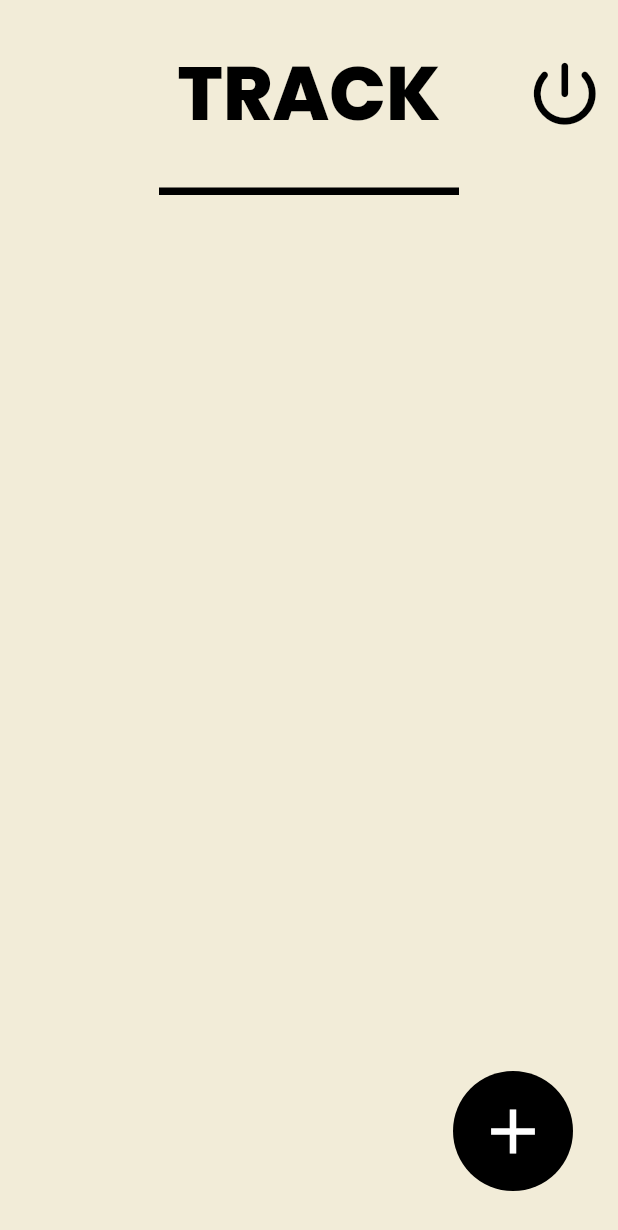
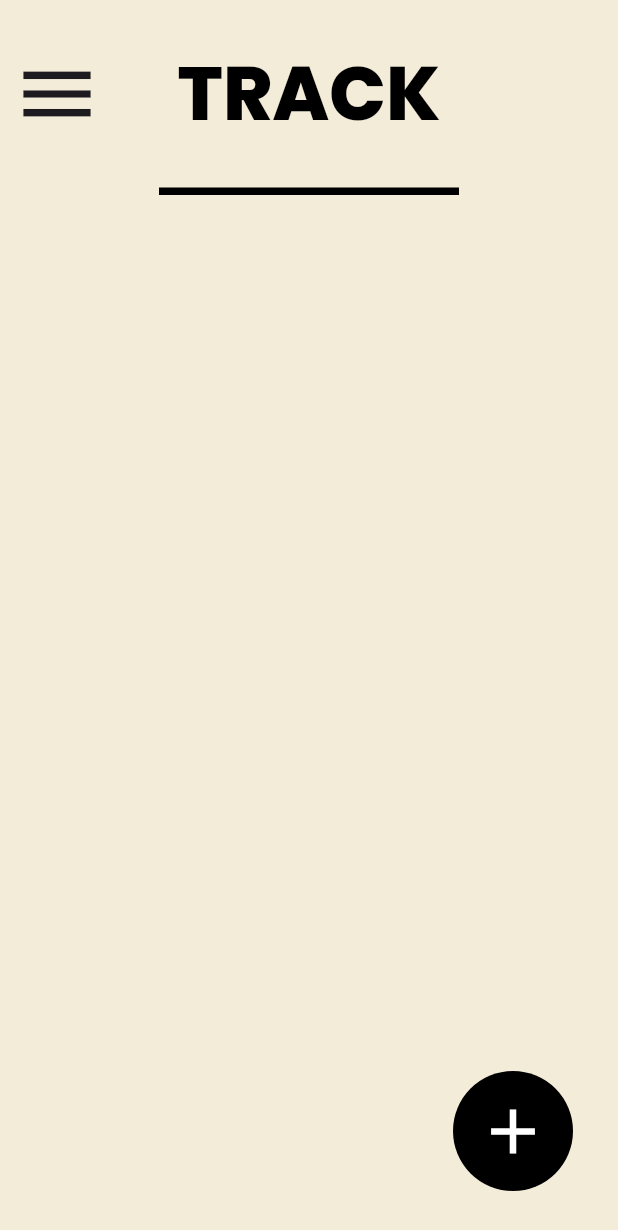
Before and after one commit to filo8856/expense, a Flutter app: the Home screen opened directly, on a phone screen of 412 x 824 dp. Shown: the top 1230 px of the screen. Run offline on Flutter 3.47's test engine with Material 3 defaults, Android fonts, the phone set to English and light mode, and no system bars; our stand-ins replace flutter_secure_storage, flutter_spinkit; accounts and stored records are empty; network calls fail.

Commit message:
with sidebar

```diff
--- a/lib/Screens/add.dart
+++ b/lib/Screens/add.dart
@@ -58,7 +58,7 @@ class _AddState extends State<Add> {
     return load
         ? Loading()
         : Scaffold(
-          backgroundColor: Color(0xFFF2ECD8),
+          backgroundColor: col,
           appBar: AppBar(
             leading: IconButton(
               icon: Icon(Icons.arrow_back, color: Colors.black, size: 50),
@@ -67,7 +67,7 @@ class _AddState extends State<Add> {
               },
             ),
             toolbarHeight: 150,
-            backgroundColor: Color(0xFFF2ECD8),
+            backgroundColor: col,
             title: Text(
               'ADD',
               style: TextStyle(
--- a/lib/Screens/exp_card.dart
+++ b/lib/Screens/exp_card.dart
@@ -53,6 +53,7 @@ class ExpCard extends StatelessWidget {
                         fontSize: 15,
                         fontWeight: FontWeight.bold,
                         color: Colors.grey[600],
+                        // color:Colors.black,
                       ),
                     ),
                   ],
@@ -78,6 +79,7 @@ class ExpCard extends StatelessWidget {
                           fontSize: 15,
                           fontWeight: FontWeight.bold,
                           color: Colors.grey[600],
+                          // color: Colors.black,
                         ),
                         overflow: TextOverflow.ellipsis,
                       ),
--- a/lib/Screens/global.dart
+++ b/lib/Screens/global.dart
@@ -1,5 +1,8 @@
+import 'dart:ui';
+
 import 'package:expense1/Screens/card_class.dart';
 import 'package:expense1/Screens/expenselist.dart';
+import 'package:flutter/material.dart';
 import 'package:flutter_secure_storage/flutter_secure_storage.dart';
 final storage = FlutterSecureStorage();
 String user='';
@@ -10,3 +13,5 @@ Future<void> loadUser() async {
   }
 }
 String objid='';
+Color col=Color(0xFFF2ECD8);
+//Color(0xFFF2ECD8)
--- a/lib/Screens/home.dart
+++ b/lib/Screens/home.dart
@@ -1,4 +1,5 @@
 import 'package:expense1/Screens/add.dart';
+import 'package:expense1/Screens/chart.dart';
 import 'package:expense1/Screens/update.dart';
 import 'package:expense1/Screens/auth.dart';
 import 'package:expense1/Screens/expenselist.dart';
@@ -21,6 +22,13 @@ class _HomeState extends State<Home> {
   String error = '';
   bool load = true;
   final storage = FlutterSecureStorage();
+  double calculateMonthlyTotal(List<Exp> expenses) {
+    final now = DateTime.now();
+    return expenses
+        .where((e) => e.date.month == now.month && e.date.year == now.year)
+        .fold(0.0, (sum, e) => sum + e.amount);
+  }
+
   void initState() {
     super.initState();
     func();
@@ -36,13 +44,23 @@ class _HomeState extends State<Home> {
 
   @override
   Widget build(BuildContext context) {
+    final double monthlyTotal = calculateMonthlyTotal(expenses);
     return load
         ? Loading()
         : Scaffold(
-          backgroundColor: Color(0xFFF2ECD8),
+          backgroundColor: col,
           appBar: AppBar(
+            leading: Builder(
+              builder:
+                  (context) => IconButton(
+                    icon: const Icon(Icons.menu, size: 60),
+                    onPressed: () {
+                      Scaffold.of(context).openDrawer();
+                    },
+                  ),
+            ),
             toolbarHeight: 150,
-            backgroundColor: Color(0xFFF2ECD8),
+            backgroundColor: col,
             title: Text(
               'TRACK',
               style: TextStyle(
@@ -61,12 +79,105 @@ class _HomeState extends State<Home> {
               ),
             ),
             centerTitle: true,
-            actions: [
-              IconButton(
-                icon: Icon(Icons.power_settings_new_rounded),
+            // actions: [
+            //   IconButton(
+            //     icon: Icon(Icons.power_settings_new_rounded),
+            //     color: Colors.black,
+            //     iconSize: 55,
+            //     onPressed: () async {
+            //       await storage.write(key: 'user', value: '');
+            //       setState(() {
+            //         user = '';
+            //       });
+            //       Navigator.pushReplacement(
+            //         context,
+            //         MaterialPageRoute(builder: (context) => Authenticate()),
+            //       );
+            //     },
+            //   ),
+            // ],
+          ),
+          drawer: SizedBox(
+            width: 270,
+            child: Drawer(
+              child: Column(
+                crossAxisAlignment: CrossAxisAlignment.stretch,
+                children: [
+                  Container(
+                    color: col,
+                    child: Column(
+                      children: [
+                        SizedBox(height: 70),
+                        Icon(Icons.person, size: 120),
+                        Text(
+                          textAlign: TextAlign.center,
+                          user,
+                          style: TextStyle(
+                            fontFamily: 'MyFont',
+                            fontWeight: FontWeight.w900,
                             color: Colors.black,
-                iconSize: 55,
-                onPressed: ()async {
+                            fontSize: 35,
+                          ),
+                        ),
+                        SizedBox(height: 20),
+                      ],
+                    ),
+                  ),
+                  Container(
+                    padding: EdgeInsets.all(26),
+                    child: Column(
+                      children: [
+                        Text(
+                          textAlign: TextAlign.center,
+                          'Monthly Expense\n₹$monthlyTotal\n',
+                          style: TextStyle(
+                            fontFamily: 'MyFont',
+                            fontWeight: FontWeight.w900,
+                            color: Colors.black,
+                            fontSize: 23,
+                          ),
+                        ),
+                        SizedBox(height:10),
+                        ListTile(
+                          leading: Icon(
+                            Icons.pie_chart_rounded,
+                            color: Colors.grey[800],
+                            size: 35,
+                          ),
+                          title: Text(
+                            'Budget',
+                            style: TextStyle(
+                              fontFamily: 'MyFont',
+                              fontWeight: FontWeight.w900,
+                              color: Colors.black,
+                              fontSize: 27,
+                            ),
+                          ),
+                          onTap: () {
+                            Navigator.pop(context);
+                            Navigator.push(
+                              context,
+                              MaterialPageRoute(builder: (context) => Chart()),
+                            );
+                          },
+                        ),
+                        SizedBox(height:10),
+                        ListTile(
+                          leading: Icon(
+                            Icons.logout_rounded,
+                            color: Colors.grey[800],
+                            size: 35,
+                          ),
+                          title: Text(
+                            'Logout',
+                            style: TextStyle(
+                              fontFamily: 'MyFont',
+                              fontWeight: FontWeight.w900,
+                              color: Colors.black,
+                              fontSize: 27,
+                            ),
+                          ),
+                          onTap: ()async {
                             await storage.write(key: 'user', value: '');
                             setState(() {
                               user = '';
@@ -79,11 +190,15 @@ class _HomeState extends State<Home> {
                         ),
                       ],
                     ),
+                  ),
+                ],
+              ),
+            ),
+          ),
           body: Stack(
             children: [
               Padding(
                 padding: const EdgeInsets.only(bottom: 70),
-                // give space for the button
                 child: ListView(
                   children:
                       expenses
@@ -92,7 +207,7 @@ class _HomeState extends State<Home> {
                               info: info,
                               onDelete: () async {
                                 setState(() {
-                                  load=true;
+                                  load = true;
                                 });
                                 String? result = await _auth.delete(
                                   info.id!,
@@ -103,22 +218,24 @@ class _HomeState extends State<Home> {
                                     expenses.removeWhere(
                                       (e) => e.id == info.id,
                                     );
-                                    load=false;
+                                    load = false;
                                   });
                                 }
                               },
-                              onEdit: ()async{
+                              onEdit: () async {
                                 setState(() {
-                                  objid=info.id!;
-                                  load=true;
+                                  objid = info.id!;
+                                  load = true;
                                 });
                                 await Navigator.push(
                                   context,
-                                  MaterialPageRoute(builder: (context) => update(info:info)),
+                                  MaterialPageRoute(
+                                    builder: (context) => update(info: info),
+                                  ),
                                 );
                                 await func();
                                 setState(() {
-                                  load=false;
+                                  load = false;
                                 });
                               },
                             ),
@@ -138,7 +255,7 @@ class _HomeState extends State<Home> {
                       backgroundColor: Colors.black,
                       onPressed: () async {
                         setState(() {
-                          load=true;
+                          load = true;
                         });
                         await Navigator.push(
                           context,
@@ -146,7 +263,7 @@ class _HomeState extends State<Home> {
                         );
                         await func();
                         setState(() {
-                          load=false;
+                          load = false;
                         });
                       },
                       child: Icon(Icons.add, color: Colors.white, size: 50),
--- a/lib/Screens/register.dart
+++ b/lib/Screens/register.dart
@@ -28,10 +28,10 @@ class _RegisterState extends State<Register> {
     return load
         ? Loading()
         : Scaffold(
-      backgroundColor: Color(0xFFF2ECD8),
+      backgroundColor: col,
       appBar: AppBar(
         toolbarHeight: 150,
-        backgroundColor: Color(0xFFF2ECD8),
+        backgroundColor: col,
         title: Text(
           'SIGNUP',
           style: TextStyle(
--- a/lib/Screens/signin.dart
+++ b/lib/Screens/signin.dart
@@ -29,10 +29,10 @@ class _SignInState extends State<SignIn> {
     return load
         ? Loading()
         : Scaffold(
-      backgroundColor: Color(0xFFF2ECD8),
+      backgroundColor: col,
       appBar: AppBar(
         toolbarHeight: 150,
-        backgroundColor: Color(0xFFF2ECD8),
+        backgroundColor: col,
         title: Text(
           'LOGIN',
           style: TextStyle(
--- a/lib/Screens/update.dart
+++ b/lib/Screens/update.dart
@@ -71,7 +71,7 @@ class _updateState extends State<update> {
     return load
         ? Loading()
         : Scaffold(
-      backgroundColor: Color(0xFFF2ECD8),
+      backgroundColor: col,
       appBar: AppBar(
         leading: IconButton(
           icon: Icon(Icons.arrow_back, color: Colors.black, size: 50),
@@ -80,7 +80,7 @@ class _updateState extends State<update> {
           },
         ),
         toolbarHeight: 150,
-        backgroundColor: Color(0xFFF2ECD8),
+        backgroundColor: col,
         title: Text(
           'EDIT',
           style: TextStyle(
```
Also changed, not shown: lib/Screens/chart.dart (added, +30 -0 lines), 8 other files. Lines whose indentation alone changed are shown as unchanged.
